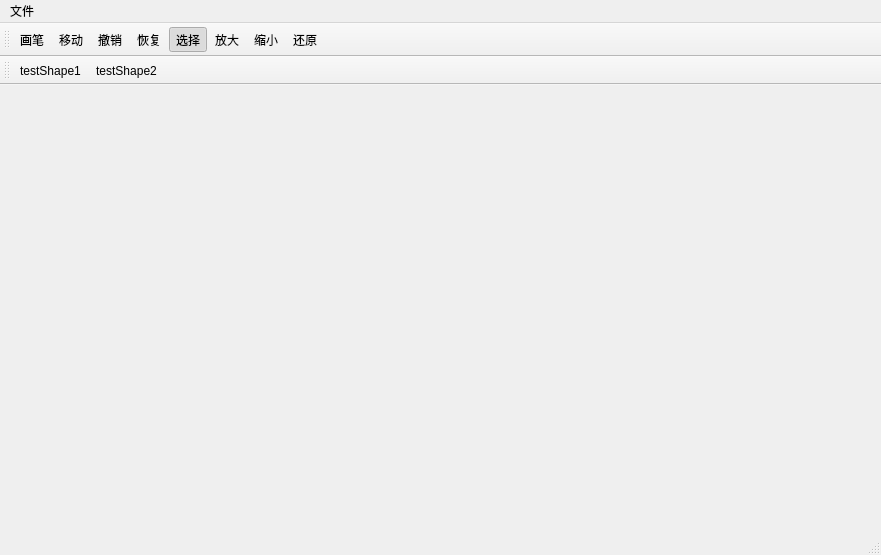
First picture: the form in mainwindow.ui, repository ITERATOR-ACM-TEAM/VIPainter, before the edit.
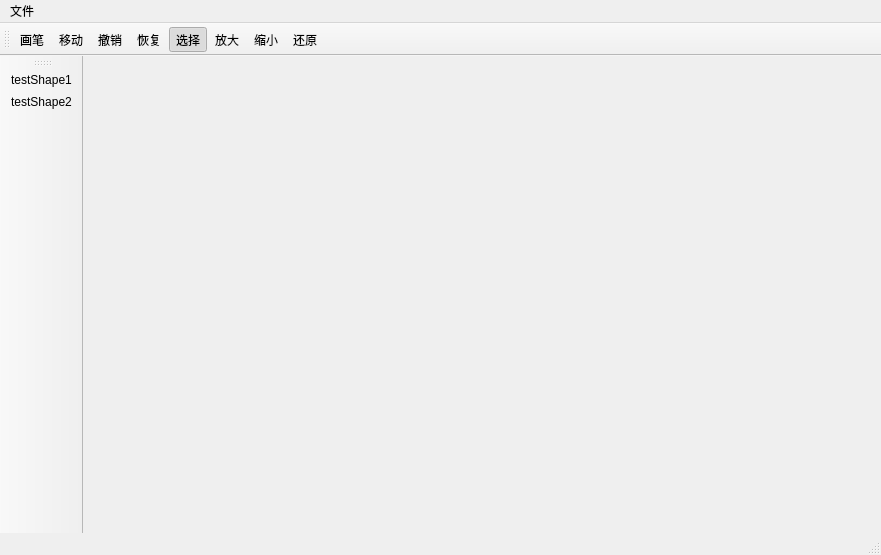
Second picture: the form after the edit. Icons and pictures are not drawn.

Diff of the .ui file:
```diff
--- a/mainwindow.ui
+++ b/mainwindow.ui
@@ -57,10 +57,10 @@
     <string>toolBar</string>
    </property>
    <attribute name="toolBarArea">
-    <enum>TopToolBarArea</enum>
+    <enum>LeftToolBarArea</enum>
    </attribute>
    <attribute name="toolBarBreak">
-    <bool>true</bool>
+    <bool>false</bool>
    </attribute>
    <addaction name="actionTestShape1"/>
    <addaction name="actionTestShape2"/>
```
Left out of the diff: 3 changed lines with no effect on the pictures.
